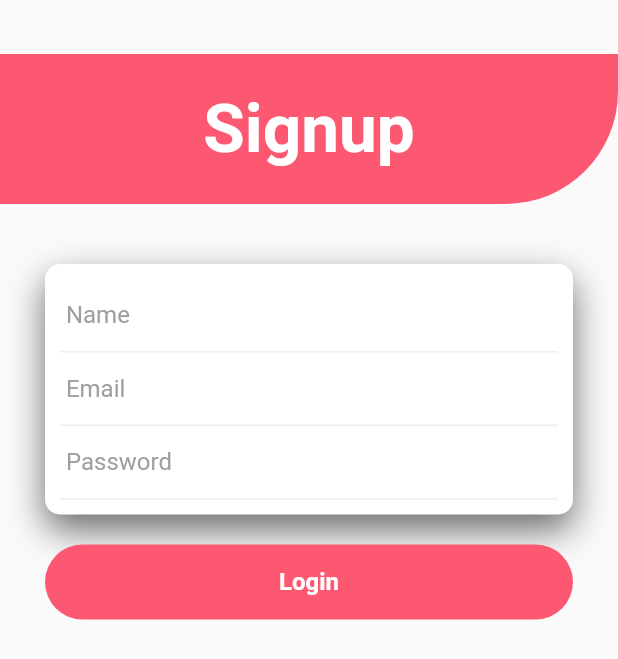
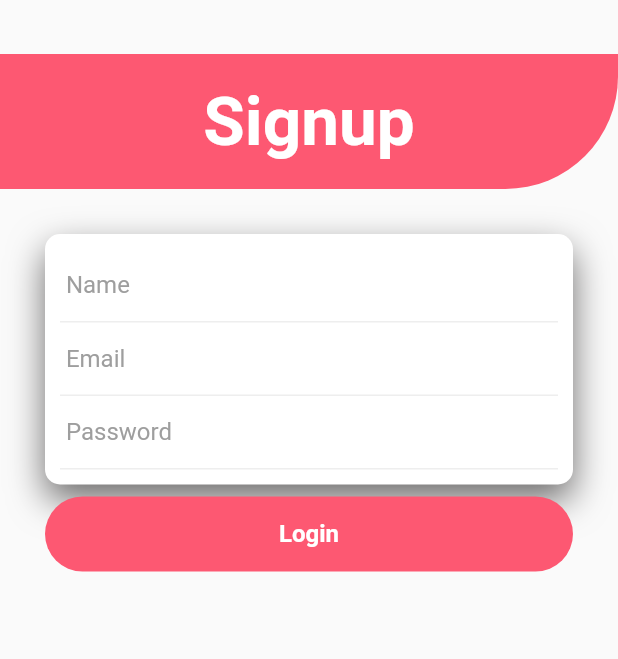
Before and after one commit to mohsinraza079/flutter_notes_taking_app, a Flutter app: the screen it shows after launch, after a tap on "Login", after a tap on "Signup", on a phone screen of 412 x 824 dp. Shown: the top 659 px of the screen. Run offline on Flutter 3.47's test engine with Material 2 defaults, Android fonts, the phone set to English and light mode, and no system bars; our stand-ins replace cloud_firestore, firebase_auth, firebase_core, google_fonts, image_picker, sqflite; missing offline and left inert: flutter_share; accounts and stored records are empty.

```diff
--- a/lib/login.dart
+++ b/lib/login.dart
@@ -132,7 +132,7 @@ class _Login_PageState extends State<Login_Page> {
                         ),
                       ),
 
-                      SizedBox(height: 30,),
+                      SizedBox(height: 10,),
                       Row(
                         children: [
                           Expanded(
--- a/lib/signup.dart
+++ b/lib/signup.dart
@@ -2,7 +2,6 @@ import 'package:cloud_firestore/cloud_firestore.dart';
 import 'package:firebase_auth/firebase_auth.dart';
 import 'package:flutter/cupertino.dart';
 import 'package:flutter/material.dart';
-import 'package:flutter_notes_taking_app/screens/note_list_screen.dart';
 import 'Utilities/Constants.dart';
 import 'login.dart';
 
@@ -19,6 +18,7 @@ class _SignUp_PageState extends State<SignUp_Page> {
   final GlobalKey<FormState> _SignUPkey=GlobalKey<FormState>();
   // ignore: non_constant_identifier_names
   TextEditingController Semail_Controller;
+  // ignore: non_constant_identifier_names
   TextEditingController SnameController;
   // ignore: non_constant_identifier_names
   TextEditingController SpasswordController;
@@ -45,7 +45,7 @@ class _SignUp_PageState extends State<SignUp_Page> {
 
                 ),
               ),
-              height: 100,
+              height: 90,
               width: double.infinity,
 
               child: Column(
@@ -65,7 +65,7 @@ class _SignUp_PageState extends State<SignUp_Page> {
                   padding: EdgeInsets.all(10),
                   child: Column(
                     children: [
-                      SizedBox(height: 10,),
+                     // SizedBox(height: 5,),
                       Container(
                         padding: EdgeInsets.all(10),
                         decoration: BoxDecoration(
@@ -136,7 +136,7 @@ class _SignUp_PageState extends State<SignUp_Page> {
                           ),
                         ),
                       ),
-                      SizedBox(height: 20,),
+                      SizedBox(height: 8,),
                       Row(
                         children: [
                           Expanded(
@@ -177,7 +177,7 @@ class _SignUp_PageState extends State<SignUp_Page> {
                                       );
                                     });
                                   }
-                                };
+                                }
                               },
                               child: Container(
                                 height: 50,
--- a/lib/splaashscreen.dart
+++ b/lib/splaashscreen.dart
@@ -2,10 +2,6 @@ import 'dart:async';
 
 import 'package:flutter/material.dart';
 import 'package:flutter_notes_taking_app/login.dart';
-import 'package:flutter_notes_taking_app/main.dart';
-
-
-
 class MyHomePage extends StatefulWidget {
   @override
   _MyHomePageState createState() => _MyHomePageState();
```
Also changed, not shown: lib/screens/note_list_screen.dart (+11 -16 lines).
